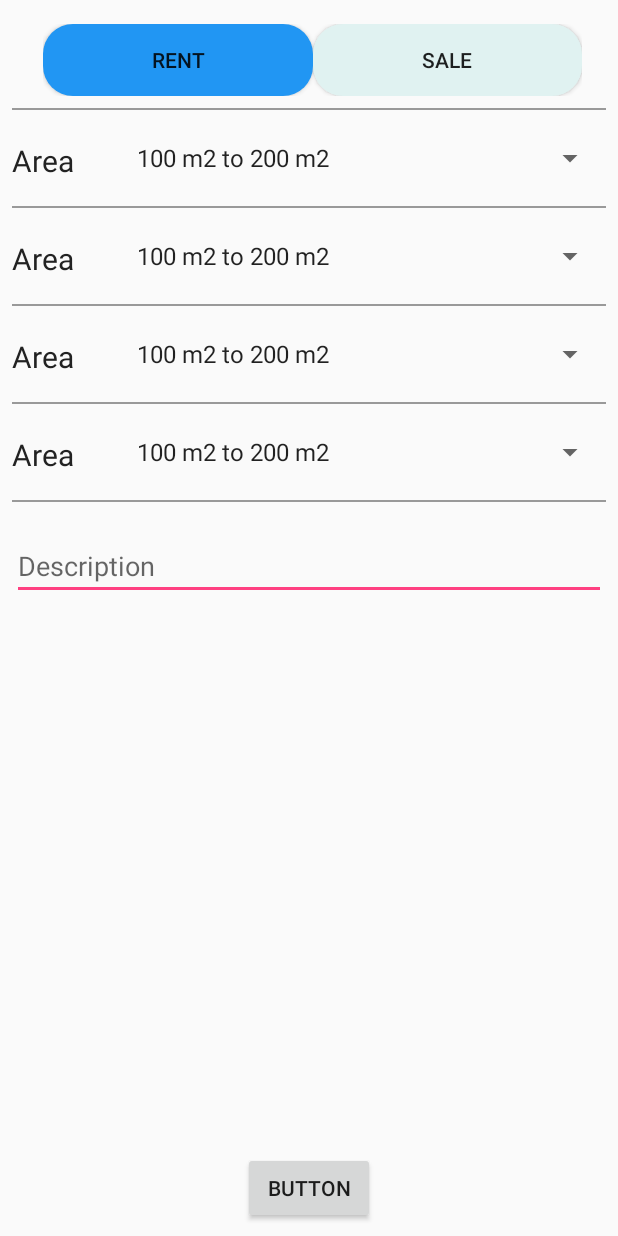
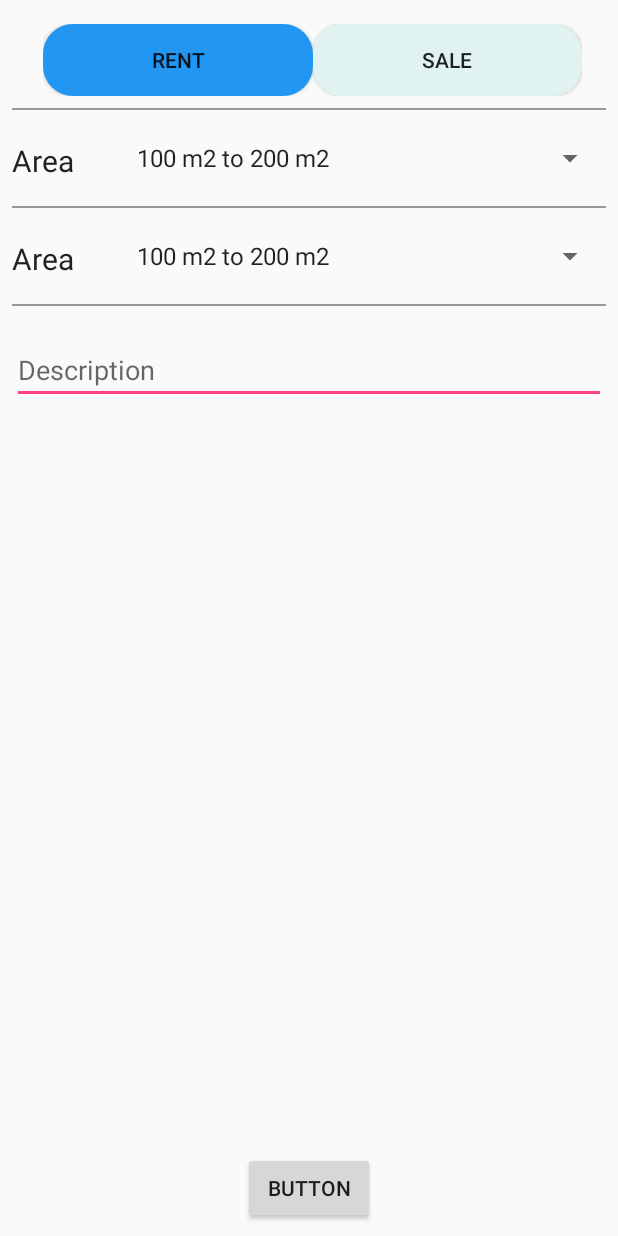
Before and after one commit to osama-i-muhammed/EditText-1, an Android app: the screen it shows after launch (DesingTEST), on a phone screen of 412 x 824 dp. Run offline under Robolectric (Android 15) with nearby library versions, the phone set to English and light mode, and no system bars.

Commit message:
first project23

```diff
--- a/app/src/main/res/layout/activity_desing_test.xml
+++ b/app/src/main/res/layout/activity_desing_test.xml
@@ -64,79 +64,6 @@
             android:layout_height="wrap_content"
             android:orientation="vertical" >
 
-            <LinearLayout
-                android:layout_width="match_parent"
-                android:layout_height="1dp"
-                android:background="#999"
-                android:orientation="horizontal">
-
-
-        </LinearLayout>
-
-            <LinearLayout
-                android:layout_width="match_parent"
-                android:layout_height="wrap_content"
-                android:orientation="horizontal"
-                android:paddingBottom="20dp"
-                android:paddingTop="20dp">
-
-                <TextView
-                    android:id="@+id/dfergrg"
-                    android:layout_width="150dp"
-                    android:layout_height="match_parent"
-                    android:layout_gravity="left|center_vertical|center_horizontal"
-                    android:layout_weight="1"
-                    android:text="@string/Area_menu"
-                    android:textColor="#222"
-                    android:textSize="20dp" />
-
-                <Spinner
-
-                    android:id="@+id/spinner"
-                    android:layout_width="match_parent"
-                    android:layout_height="wrap_content"
-                    android:layout_gravity="left|center_vertical"
-                    android:layout_weight="1"
-                    android:entries="@array/Area" />
-
-            </LinearLayout>
-
-            <LinearLayout
-                android:layout_width="match_parent"
-                android:layout_height="1dp"
-                android:background="#999"
-                android:orientation="horizontal">
-
-
-        </LinearLayout>
-
-            <LinearLayout
-                android:layout_width="match_parent"
-                android:layout_height="wrap_content"
-                android:orientation="horizontal"
-                android:paddingBottom="20dp"
-                android:paddingTop="20dp">
-
-                <TextView
-                    android:id="@+id/dfersssassgrg"
-                    android:layout_width="150dp"
-                    android:layout_height="match_parent"
-                    android:layout_gravity="left|center_vertical|center_horizontal"
-                    android:layout_weight="1"
-                    android:text="@string/Area_menu"
-                    android:textColor="#222"
-                    android:textSize="20dp" />
-
-                <Spinner
-
-                    android:id="@+id/spissnner"
-                    android:layout_width="match_parent"
-                    android:layout_height="wrap_content"
-                    android:layout_gravity="left|center_vertical"
-                    android:layout_weight="1"
-                    android:entries="@array/Area" />
-
-            </LinearLayout>
             <LinearLayout
                 android:layout_width="match_parent"
                 android:layout_height="1dp"
```
